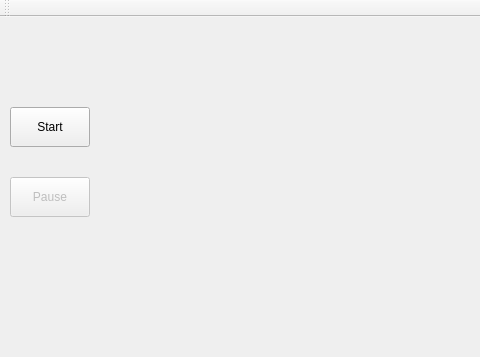
The window that QtApplication/mainwindow.ui (RTEP-zero-to-one/FacialDecoration) describes before a commit, drawn with Qt 5; both pictures show x 0 to 480 and y 0 to 357 of the 1100 by 800 pixel window.
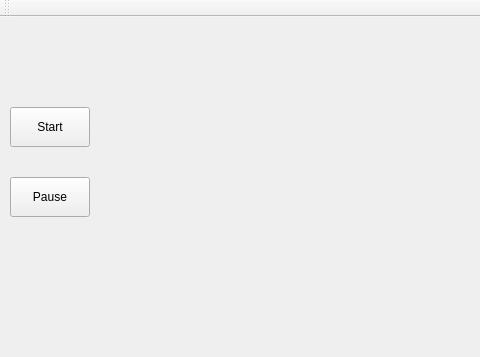
The same window after the commit.

Commit message: GUI show realtime video

The edit to the form file:
```diff
--- a/QtApplication/mainwindow.ui
+++ b/QtApplication/mainwindow.ui
@@ -32,7 +32,7 @@
    </widget>
    <widget class="QPushButton" name="pauseButton">
     <property name="enabled">
-     <bool>false</bool>
+     <bool>true</bool>
     </property>
     <property name="geometry">
      <rect>
```
The commit also changes 3 other files.
